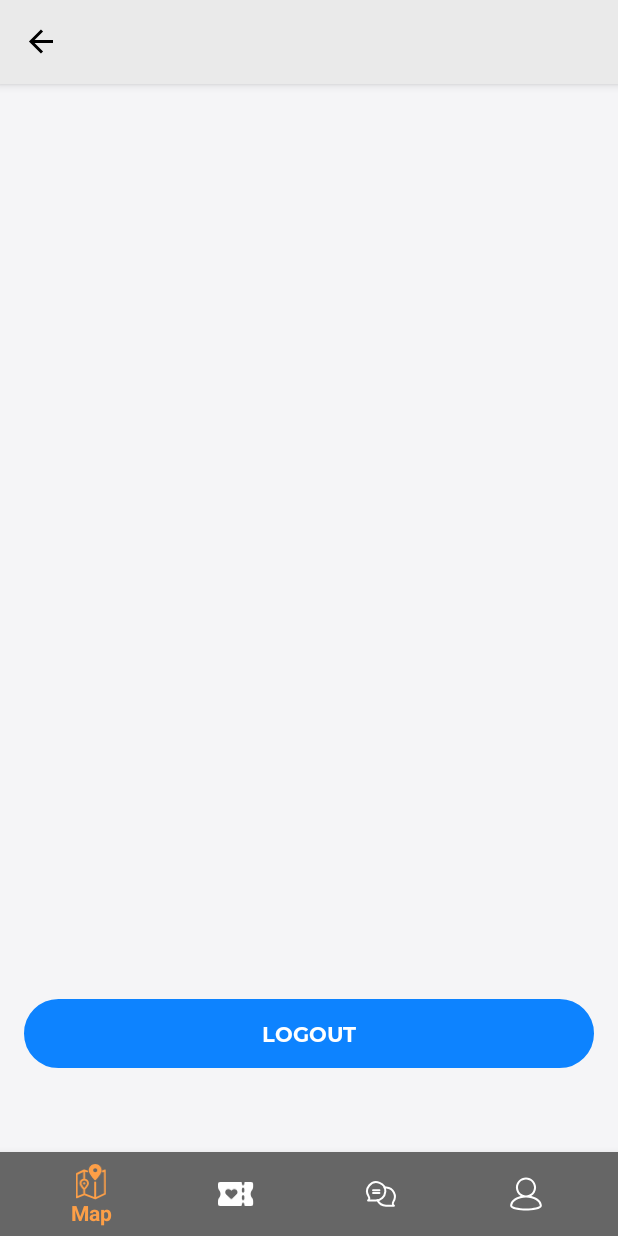
After one commit to oleksandr-riabykh/find_lottery, an Android app: the SellerProfileFragment screen opened through its navigation route, on a phone screen of 412 x 824 dp. The commit adds this screen. Run offline under Robolectric (Android 15) with nearby library versions, the phone set to English and light mode, and no system bars; our stand-ins replace Firebase (no records; nobody signed in at launch, a user with empty details on screens opened directly), navigation-ui; network calls fail.

Commit message:
Redirect on user profile screen

```diff
--- /dev/null
+++ b/app/src/main/java/com/limestudio/findlottery/presentation/ui/profile/seller/SellerProfileFragment.kt
@@ -0,0 +1,31 @@
+package com.limestudio.findlottery.presentation.ui.profile.seller
+
+import android.content.Intent
+import android.os.Bundle
+import android.view.LayoutInflater
+import android.view.View
+import android.view.ViewGroup
+import com.google.firebase.auth.ktx.auth
+import com.google.firebase.ktx.Firebase
+import com.limestudio.findlottery.R
+import com.limestudio.findlottery.presentation.base.BaseFragment
+import com.limestudio.findlottery.presentation.ui.auth.AuthActivity
+import kotlinx.android.synthetic.main.fragment_profile.*
+
+
+class SellerProfileFragment : BaseFragment() {
+    override fun onCreateView(
+        inflater: LayoutInflater, container: ViewGroup?,
+        savedInstanceState: Bundle?
+    ): View? = inflater.inflate(R.layout.fragment_seller_profile, container, false)
+
+    override fun onViewCreated(view: View, savedInstanceState: Bundle?) {
+        super.onViewCreated(view, savedInstanceState)
+
+        logout_button.setOnClickListener {
+            Firebase.auth.signOut()
+            startActivity(Intent(requireActivity(), AuthActivity::class.java))
+            requireActivity().finish()
+        }
+    }
+}
--- /dev/null
+++ b/app/src/main/res/layout/fragment_seller_profile.xml
@@ -0,0 +1,21 @@
+<?xml version="1.0" encoding="utf-8"?>
+<androidx.constraintlayout.widget.ConstraintLayout xmlns:android="http://schemas.android.com/apk/res/android"
+    xmlns:app="http://schemas.android.com/apk/res-auto"
+    android:layout_width="match_parent"
+    android:layout_height="match_parent"
+    android:orientation="vertical"
+    android:padding="@dimen/activity_horizontal_margin">
+
+    <Button
+        android:id="@+id/logout_button"
+        style="@style/BlueButtonStyle"
+        android:layout_marginTop="16dp"
+        android:layout_marginBottom="16dp"
+        android:text="@string/logout"
+        app:layout_constraintBottom_toBottomOf="parent"
+        app:layout_constraintEnd_toEndOf="parent"
+        app:layout_constraintStart_toStartOf="parent"
+        app:layout_constraintTop_toTopOf="parent"
+        app:layout_constraintVertical_bias="0.96" />
+
+</androidx.constraintlayout.widget.ConstraintLayout>
--- a/app/src/main/res/navigation/app_navigation.xml
+++ b/app/src/main/res/navigation/app_navigation.xml
@@ -8,7 +8,7 @@
     <fragment
         android:id="@+id/navigation_map"
         android:name="com.limestudio.findlottery.presentation.ui.map.MapsFragment"
-        android:label="@string/app_name"
+        android:label="@string/map_title"
         tools:layout="@layout/fragment_maps">
         <action
             android:id="@+id/action_map_to_message"
@@ -18,6 +18,31 @@
             app:popEnterAnim="@anim/slide_in_left"
             app:popExitAnim="@anim/slide_out_right"
             app:popUpTo="@id/navigation_map"
+            app:popUpToInclusive="true" />
+        <action
+            android:id="@+id/action_map_to_seller"
+            app:destination="@id/navigation_seller"
+            app:enterAnim="@anim/slide_in_right"
+            app:exitAnim="@anim/slide_out_left"
+            app:popEnterAnim="@anim/slide_in_left"
+            app:popExitAnim="@anim/slide_out_right"
+            app:popUpTo="@id/navigation_map"
+            app:popUpToInclusive="true" />
+    </fragment>
+
+    <fragment
+        android:id="@+id/navigation_seller"
+        android:name="com.limestudio.findlottery.presentation.ui.profile.seller.SellerProfileFragment"
+        android:label=""
+        tools:layout="@layout/fragment_seller_profile">
+        <action
+            android:id="@+id/action_map_to_message"
+            app:destination="@id/navigation_messages"
+            app:enterAnim="@anim/slide_in_right"
+            app:exitAnim="@anim/slide_out_left"
+            app:popEnterAnim="@anim/slide_in_left"
+            app:popExitAnim="@anim/slide_out_right"
+            app:popUpTo="@id/navigation_seller"
             app:popUpToInclusive="true" />
     </fragment>
 
--- a/app/src/main/res/values/strings.xml
+++ b/app/src/main/res/values/strings.xml
@@ -168,4 +168,5 @@
     <string name="digit_set_number_hint"><![CDATA[<2 digit set number>]]></string>
     <string name="add_ticket_greeting">Enter manually the ticket numbers with the progressive and set, or use the scanner using the camera.</string>
     <string name="search_hint_ticket_number"><![CDATA[<ticket number>]]></string>
+    <string name="map_title">Map</string>
 </resources>
```
Also changed, not shown: app/src/main/java/com/limestudio/findlottery/presentation/ui/map/MapsFragment.kt (+42 -29 lines), app/src/main/java/com/limestudio/findlottery/presentation/ui/profile/seller/SellerProfileViewModel.kt (added, +12 -0 lines).
